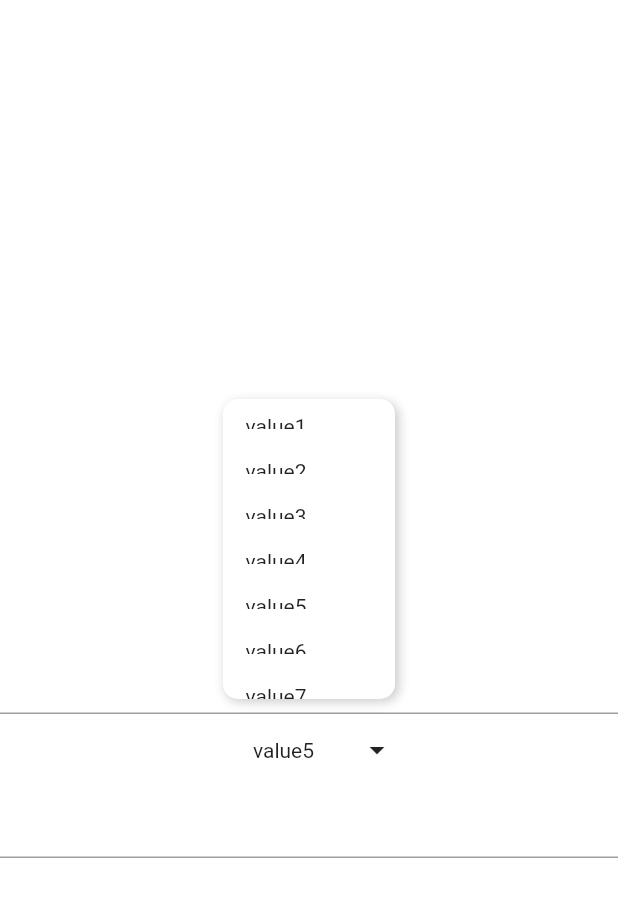
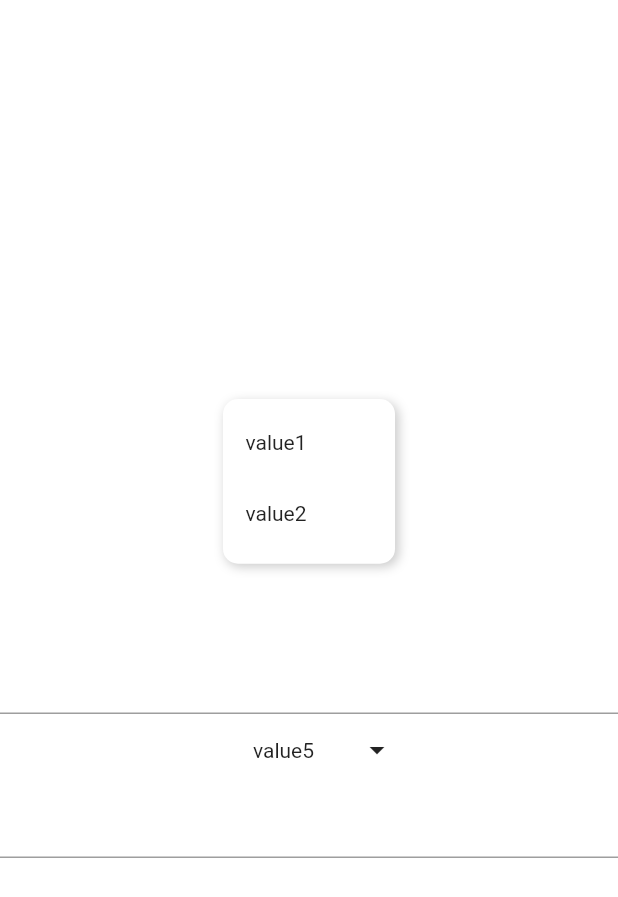
Before and after one commit to jianshangquan/flutter_drop_down_menu, a Flutter app: the screen it shows after launch, after a tap on "value5", on a phone screen of 412 x 824 dp. Shown: the top 897 px of the screen. Run offline on Flutter 3.47's test engine with Material 2 defaults, Android fonts, the phone set to English and light mode, and no system bars.

Commit message:
dropdown list

```diff
--- a/lib/DropDownListView/drop_down_list_item.dart
+++ b/lib/DropDownListView/drop_down_list_item.dart
@@ -1,9 +1,11 @@
+import 'dart:math';
+
 import 'package:flutter/material.dart';
 
 import 'drop_down_list_view.dart';
 
 
-class DropDownItem extends StatelessWidget {
+class DropDownItem extends StatefulWidget {
   String value;
   VoidCallback? onPressed;
   DropdownItemWidgetBuilder builder;
@@ -11,10 +13,35 @@ class DropDownItem extends StatelessWidget {
   DropDownItem({Key? key, required this.value, required this.onPressed, required this.builder}) : super(key: key);
 
   @override
+  State<DropDownItem> createState() => _DropDownItemState();
+}
+
+class _DropDownItemState extends State<DropDownItem> {
+
+  final GlobalKey key = GlobalKey();
+  final double height = Random().nextDouble() * 100;
+
+  @override
+  void initState() {
+    super.initState();
+    WidgetsBinding.instance.addPostFrameCallback((_) => getSizeAndPosition());
+  }
+
+  getSizeAndPosition() {
+    RenderBox? item = key.currentContext?.findRenderObject() as RenderBox?;
+    debugPrint("Size : ${item?.size.width} ${item?.size.height}");
+    setState(() {});
+  }
+
+  @override
   Widget build(BuildContext context) {
     return InkWell(
-      child: builder(context, value),
-      onTap: onPressed,
+      key: key,
+      child: Container(
+        padding: EdgeInsets.only(top: height),
+        child: widget.builder(context, widget.value)
+      ),
+      onTap: widget.onPressed,
     );
   }
 }
--- a/lib/DropDownListView/drop_down_list_view.dart
+++ b/lib/DropDownListView/drop_down_list_view.dart
@@ -1,6 +1,7 @@
 import 'dart:async';
 
 import 'package:flutter/material.dart';
+import 'package:menu_items/DropDownListView/drop_down_overlay.dart';
 
 import 'drop_down_list_item.dart';
 import 'drop_down_list_position.dart';
@@ -9,10 +10,9 @@ import 'package:collection/collection.dart';
 typedef MenuItemBuilder = Widget Function(String data, int index);
 typedef OnValueChanged = dynamic Function(String data, int index);
 typedef OnWidgetTransition = Widget? Function(double animationValue);
-typedef DropdownButtonWidgetBuilder = Widget Function(
-    BuildContext context, String selectedValue);
-typedef DropdownItemWidgetBuilder = Widget Function(
-    BuildContext context, String value);
+typedef DropdownButtonWidgetBuilder = Widget Function(BuildContext context, String selectedValue);
+typedef DropdownItemWidgetBuilder = Widget Function(BuildContext context, String value);
+
 
 class DropDownListView extends StatefulWidget {
   DropDownListView({
@@ -65,8 +65,8 @@ class DropDownListView extends StatefulWidget {
 class _DropDownListViewState extends State<DropDownListView>
     with SingleTickerProviderStateMixin {
   final GlobalKey _mainWidgetKey = GlobalKey();
-  late final AnimationController _animationController;
-  late final Animation<double> _animation;
+  // late final AnimationController _animationController;
+  // late final Animation<double> _animation;
   late final ValueNotifier<String> _valueNotifier;
   final LayerLink _layerLink = LayerLink();
 
@@ -82,10 +82,10 @@ class _DropDownListViewState extends State<DropDownListView>
         "Default Item Index must not larger then total items");
     _valueNotifier =
         ValueNotifier(widget.hint ?? widget.items[widget.defaultItemIndex]);
-    _animationController = AnimationController(
-        vsync: this, duration: Duration(milliseconds: widget.duration));
-    _animation = Tween<double>(begin: 0, end: 1).animate(
-        CurvedAnimation(parent: _animationController, curve: widget.curve));
+    // _animationController = AnimationController(
+    //     vsync: this, duration: Duration(milliseconds: widget.duration));
+    // _animation = Tween<double>(begin: 0, end: 1).animate(
+    //     CurvedAnimation(parent: _animationController, curve: widget.curve));
   }
 
   @override
@@ -159,83 +159,24 @@ class _DropDownListViewState extends State<DropDownListView>
     }
     return OverlayEntry(
       builder: (context) {
-        return Stack(
-          children: [
-            SizedBox(
-              width: size.width,
-              height: size.height,
-              child: GestureDetector(
-                behavior: HitTestBehavior.translucent,
-                onTap: _closeMenu,
-              ),
-            ),
-            Positioned(
-              left: _x,
-              top: _y + _height + _height + widget.gaps,
-              child: CompositedTransformFollower(
-                link: _layerLink,
-                showWhenUnlinked: false,
-                offset: Offset(
-                    floatingLeft,
-                    (widget.position == DropdownPosition.top ||
-                            widget.position == DropdownPosition.rightTop ||
-                            widget.position == DropdownPosition.leftTop)
-                        ? floatingTop * _animation.value
-                        : floatingTop),
-                child: Opacity(
-                  opacity: _animation.value,
-                  child: Container(
-                    width: _width,
-                    height: widget.height * _animation.value,
-                    clipBehavior: Clip.hardEdge,
-                    decoration: BoxDecoration(
-                      borderRadius:
-                          BorderRadius.circular(10 * _animation.value),
-                      color: Colors.white,
-                      boxShadow: [
-                        BoxShadow(
-                          color:
-                              Colors.black.withOpacity(0.2 * _animation.value),
-                          blurRadius: widget.elevation * _animation.value,
-                          spreadRadius: 0.0,
-                          offset: const Offset(
-                              2, 2), // shadow direction: bottom right
-                        )
-                      ],
-                    ),
-                    child: ScrollConfiguration(
-                      behavior: MyBehavior(),
-                      child: SingleChildScrollView(
-                        physics:
-                            widget.physics ?? const ClampingScrollPhysics(),
-                        child: Material(
-                          color: Colors.transparent,
-                          child: Column(
-                            children: widget.items.mapIndexed((index, item) {
-                              return DropDownItem(
-                                value: item,
-                                builder: (context, label) {
-                                  return SizedBox(
-                                    width: double.infinity,
-                                    height: widget.itemHeight,
-                                    child: widget.dropdownItemBuilder(
-                                      context,
-                                      label,
-                                    ),
-                                  );
-                                },
-                                onPressed: () => _onPress(item, index),
-                              );
-                            }).toList(),
-                          ),
-                        ),
-                      ),
-                    ),
-                  ),
-                ),
-              ),
-            ),
-          ],
+        return DropDownOverlay(
+          x: _x,
+          y: _y,
+          floatingLeft: floatingLeft,
+          floatingTop: floatingTop,
+          width: _width,
+          height: _height,
+          containerHeight: widget.height,
+          size: size,
+          layerLink: _layerLink,
+          position: widget.position,
+          physics: widget.physics ?? const ClampingScrollPhysics(),
+          elevation: widget.elevation,
+          gaps: widget.gaps,
+          dropdownItemBuilder: widget.dropdownItemBuilder,
+          items: widget.items,
+          onClose: _closeMenu,
+          onValueChanged: _onPress,
         );
       },
     );
@@ -249,6 +190,7 @@ class _DropDownListViewState extends State<DropDownListView>
     Offset offset = renderBox.localToGlobal(Offset.zero);
     _x = offset.dx;
     _y = offset.dy;
+    debugPrint("x: $_x, y: $_y, height: $_height, width: $_width");
   }
 
   _openMenu() async {
@@ -261,24 +203,25 @@ class _DropDownListViewState extends State<DropDownListView>
       _findDropDownPosition();
       _floatingDropDownOverlayEntry = _createFloatingDropDown();
       Overlay.of(context)?.insert(_floatingDropDownOverlayEntry!);
-      _animationController.addListener(() {
-        overlayState.setState(() {});
-        if (widget.onWidgetTransition != null)
-          widget.onWidgetTransition!(_animationController.value);
-      });
-      await _animationController.forward();
-      _isExpanded = true;
-      if (widget.onMenuOpen != null) widget.onMenuOpen!();
+      // _animationController.addListener(() {
+      //   overlayState.setState(() {});
+      //   if (widget.onWidgetTransition != null)
+      //     widget.onWidgetTransition!(_animationController.value);
+      // });
+      // await _animationController.forward();
+      // _isExpanded = true;
+      // if (widget.onMenuOpen != null) widget.onMenuOpen!();
     }
   }
 
   _closeMenu() async {
-    if (_isExpanded) {
-      await _animationController.reverse();
+    // if (_isExpanded) {
+      // await _animationController.reverse();
       _floatingDropDownOverlayEntry!.remove();
-      _isExpanded = false;
-      if (widget.onMenuClose != null) widget.onMenuClose!();
-    }
+      debugPrint('removed');
+      // _isExpanded = false;
+      // if (widget.onMenuClose != null) widget.onMenuClose!();
+    // }
   }
 
   _onPress(String value, int index) {
@@ -292,7 +235,7 @@ class _DropDownListViewState extends State<DropDownListView>
     // await _closeMenu();
     super.dispose();
     _valueNotifier.dispose();
-    _animationController.dispose();
+    // _animationController.dispose();
     if (_floatingDropDownOverlayEntry != null)
       _floatingDropDownOverlayEntry!.dispose();
   }
--- /dev/null
+++ b/lib/DropDownListView/drop_down_overlay.dart
@@ -0,0 +1,166 @@
+import 'package:flutter/material.dart';
+
+import 'drop_down_list_item.dart';
+import 'drop_down_list_position.dart';
+import 'drop_down_list_view.dart';
+import 'package:collection/collection.dart';
+
+class DropDownOverlay extends StatefulWidget {
+
+  final double x, y, floatingTop, floatingLeft, width, height, elevation, gaps, containerHeight;
+  final Size size;
+  final LayerLink layerLink;
+  final DropdownPosition position;
+  final ScrollPhysics physics;
+  final List<String> items;
+  final DropdownItemWidgetBuilder dropdownItemBuilder;
+  final VoidCallback onClose;
+  final OnValueChanged onValueChanged;
+
+  DropDownOverlay({Key? key,
+    required this.x,
+    required this.y,
+    required this.floatingTop,
+    required this.floatingLeft,
+    required this.width,
+    required this.height,
+    required this.containerHeight,
+    required this.size,
+    required this.layerLink,
+    required this.position,
+    required this.physics,
+    required this.items,
+    required this.dropdownItemBuilder,
+    required this.elevation,
+    required this.gaps,
+    required this.onClose,
+    required this.onValueChanged,
+  }) : super(key: key);
+
+  @override
+  State<DropDownOverlay> createState() => _DropDownOverlayState();
+}
+
+class _DropDownOverlayState extends State<DropDownOverlay> with SingleTickerProviderStateMixin {
+
+  late final AnimationController _animationController;
+  late final Animation<double> _animation;
+  final GlobalKey columnKey = GlobalKey();
+
+  double containerHeight = 0;
+
+  @override
+  void initState() {
+    super.initState();
+    debugPrint("init");
+    _animationController = AnimationController(
+        vsync: this, duration: const Duration(milliseconds: 1000));
+    _animation = Tween<double>(begin: 0, end: 1).animate(
+        CurvedAnimation(parent: _animationController, curve: Curves.linear));
+    debugPrint("animation : ${_animation.value}");
+
+    WidgetsBinding.instance
+        .addPostFrameCallback((_) {
+          debugPrint("forward");
+          _animationController.addListener(() {
+            debugPrint("listening, value ${_animation.value}");
+            setState(() {
+              containerHeight = (columnKey.currentContext?.findRenderObject() as RenderBox).size.height;
+            });
+            debugPrint('size ${(columnKey.currentContext?.findRenderObject() as RenderBox).size}');
+            debugPrint('size ${columnKey.currentContext?.size}');
+          });
+          _animationController.forward();
+    });
+
+  }
+
+
+  void onClose() {
+    _animationController.reverse().then((value) => widget.onClose());
+  }
+
+  void onPressed(item, index){
+    _animationController.reverse().then((value) => widget.onValueChanged(item, index));
+  }
+
+
+  @override
+  Widget build(BuildContext context) {
+    return Stack(
+      children: [
+        SizedBox(
+          width: widget.size.width,
+          height: widget.size.height,
+          child: GestureDetector(
+            behavior: HitTestBehavior.translucent,
+            onTap: onClose,
+          ),
+        ),
+        Positioned(
+          left: widget.x,
+          top: widget.y + widget.height + widget.height + widget.gaps,
+          child: CompositedTransformFollower(
+            link: widget.layerLink,
+            showWhenUnlinked: false,
+            offset: Offset(
+                widget.floatingLeft,
+                (widget.position == DropdownPosition.top ||
+                    widget.position == DropdownPosition.rightTop ||
+                    widget.position == DropdownPosition.leftTop)
+                    ? widget.floatingTop * _animation.value
+                    : widget.floatingTop),
+            child: Opacity(
+              opacity: _animation.value,
+              child: Container(
+                width: widget.width,
+                height: (containerHeight / 3) * _animation.value,
+                clipBehavior: Clip.hardEdge,
+                decoration: BoxDecoration(
+                  borderRadius:
+                  BorderRadius.circular(10 * _animation.value),
+                  color: Colors.white,
+                  boxShadow: [
+                    BoxShadow(
+                      color:
+                      Colors.black.withOpacity(0.2 * _animation.value),
+                      blurRadius: widget.elevation * _animation.value,
+                      spreadRadius: 0.0,
+                      offset: const Offset(
+                          2, 2), // shadow direction: bottom right
+                    )
+                  ],
+                ),
+                child: ScrollConfiguration(
+                  behavior: MyBehavior(),
+                  child: SingleChildScrollView(
+                    physics:
+                    widget.physics,
+                    child: Material(
+                      color: Colors.transparent,
+                      child: Column(
+                        key: columnKey,
+                        children: widget.items.mapIndexed((index, item) {
+                          return DropDownItem(
+                            value: item,
+                            builder: (context, label) {
+                              return widget.dropdownItemBuilder(
+                                context,
+                                label,
+                              );
+                            },
+                            onPressed: () => onPressed(item, index),
+                          );
+                        }).toList(),
+                      ),
+                    ),
+                  ),
+                ),
+              ),
+            ),
+          ),
+        ),
+      ],
+    );
+  }
+}
--- a/lib/main.dart
+++ b/lib/main.dart
@@ -1,3 +1,5 @@
+import 'dart:math';
+
 import 'package:flutter/material.dart';
 import 'package:menu_items/DropDownListView/drop_down_list_position.dart';
 import 'package:menu_items/DropDownListView/drop_down_list_view.dart';
@@ -38,7 +40,7 @@ class _HomeViewState extends State<HomeView> {
                     dropdownItemBuilder: (context, String value){
                       return Container(
                           width: double.infinity,
-                          padding: const EdgeInsets.symmetric(vertical: 10, horizontal: 15),
+                          padding: EdgeInsets.symmetric(vertical: 10, horizontal: 15),
                           child: Text(value)
                       );
                     },
--- a/pubspec.yaml
+++ b/pubspec.yaml
@@ -18,7 +18,7 @@ publish_to: 'none' # Remove this line if you wish to publish to pub.dev
 version: 1.0.0+1
 
 environment:
-  sdk: ">=2.15.0-116.0.dev <3.0.0"
+  sdk: ">=2.15.0-116.0.dev <3.3.0"
 
 # Dependencies specify other packages that your package needs in order to work.
 # To automatically upgrade your package dependencies to the latest versions
```
Also changed, not shown: pubspec.lock, 1 other file.
